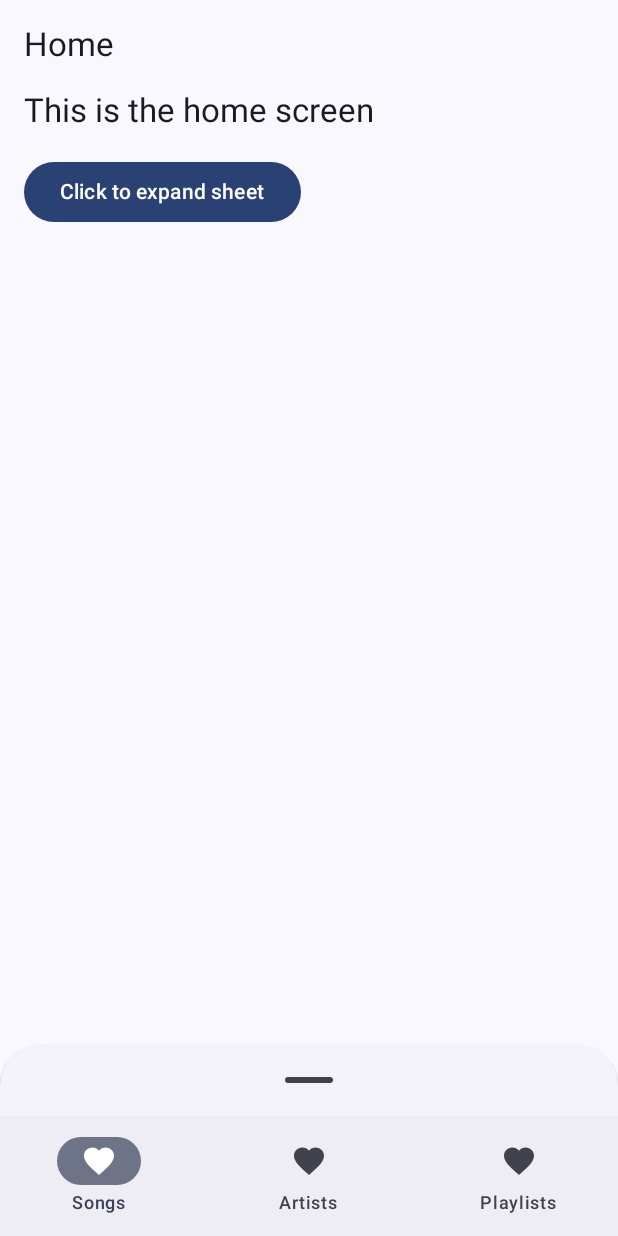
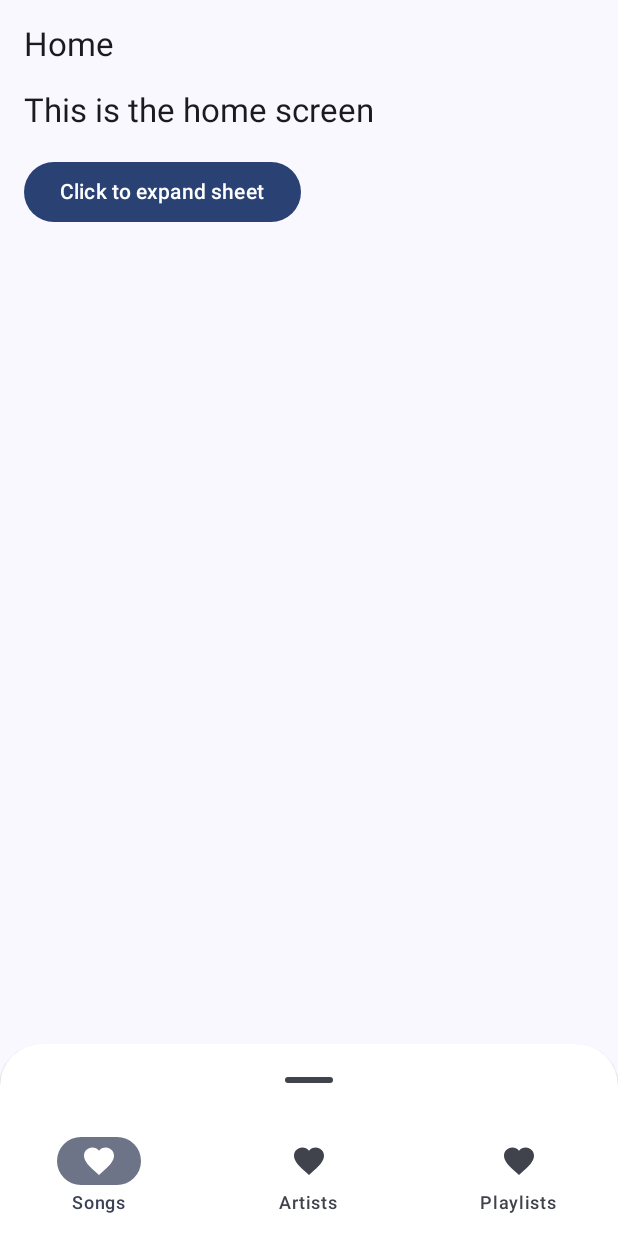
Before and after one commit to pepper11com/Mat3_nav, an Android app built with Jetpack Compose: the screen it shows after launch (MainActivity), on a phone screen of 412 x 824 dp. Run offline under Robolectric (Android 15) with nearby library versions, the phone set to English and light mode, and no system bars; our stand-ins replace accompanist.

Commit message:
werkt al beter

```diff
--- a/app/src/main/java/com/example/mat3_nav/ui/screens/AppHomeScreen.kt
+++ b/app/src/main/java/com/example/mat3_nav/ui/screens/AppHomeScreen.kt
@@ -1,5 +1,6 @@
 package com.example.mat3_nav.ui.screens
 
+import androidx.compose.foundation.background
 import androidx.compose.foundation.layout.*
 import androidx.compose.foundation.lazy.LazyColumn
 import androidx.compose.foundation.shape.CircleShape
@@ -36,10 +37,7 @@ fun AppHomeScreen(
     val items = listOf("Songs", "Artists", "Playlists")
 
     val scope = rememberCoroutineScope()
-    val scaffoldState = rememberBottomSheetScaffoldState().apply {
-        scope.launch { bottomSheetState.isVisible }
-    }
-    val testState = SheetValue.PartiallyExpanded
+    val scaffoldState = rememberBottomSheetScaffoldState()
 
     Column(
         modifier = Modifier
@@ -48,29 +46,42 @@ fun AppHomeScreen(
 
 
         BottomSheetScaffold(
+            sheetContainerColor= MaterialTheme.colorScheme.onPrimary,
+            sheetContentColor= MaterialTheme.colorScheme.onPrimary,
+            modifier = Modifier
+                .background(MaterialTheme.colorScheme.onPrimary),
             scaffoldState = scaffoldState,
             sheetPeekHeight = 128.dp,
             sheetContent = {
-                if (scaffoldState.bottomSheetState.currentValue == testState){
+
                     NavigationBar(
+                        containerColor= MaterialTheme.colorScheme.onPrimary,
+
                         modifier = Modifier
                             .fillMaxWidth()
-                            .height(84.dp),
+                            .height(84.dp)
+                            .background(MaterialTheme.colorScheme.onPrimary)
+                            .padding(0.dp),
+
                     ) {
                         items.forEachIndexed { index, item ->
                             NavigationBarItem(
+                                modifier = Modifier
+                                    .padding(0.dp)
+                                    .background(MaterialTheme.colorScheme.onPrimary),
                                 icon = { Icon(Icons.Filled.Favorite, contentDescription = item) },
                                 label = { Text(item) },
                                 selected = selectedItem == index,
                                 onClick = { selectedItem = index }
                             )
                         }
-                    }
+
                 }
 
                 Box(
                     Modifier
                         .fillMaxWidth()
+                        .background(MaterialTheme.colorScheme.onPrimary)
                         .padding(bottom = 56.dp)
                         .height(128.dp),
                     contentAlignment = Alignment.Center
@@ -80,6 +91,7 @@ fun AppHomeScreen(
                 Column(
                     Modifier
                         .fillMaxWidth()
+                        .background(MaterialTheme.colorScheme.onPrimary)
                         .padding(64.dp),
                     horizontalAlignment = Alignment.CenterHorizontally
                 ) {
@@ -129,40 +141,7 @@ fun AppHomeScreen(
         }
 
 
-//            DismissibleDrawerSheet(
-//                //    modifier: Modifier,
-//                //    drawerShape: Shape,
-//                //    drawerContainerColor: Color,
-//                //    drawerContentColor: Color,
-//                //    drawerTonalElevation: Dp,
-//                //    windowInsets: WindowInsets,
-//                //    content: @Composable() (ColumnScope.() -> Unit)
-//
-//            ){
-//                Text("Hello")
-//            }
-
-
     }
 
 
 }
-
-//    Scaffold(
-//        bottomBar = {
-//
-//
-//
-//
-//        },
-//        content = { innerPadding ->
-//            LazyColumn(
-//                modifier = Modifier
-//                    .padding(innerPadding)
-//            ) {
-//                items(100) {
-//                    Text("Item $it", modifier = Modifier.padding(16.dp))
-//                }
-//            }
-//        }
-//    )
```
